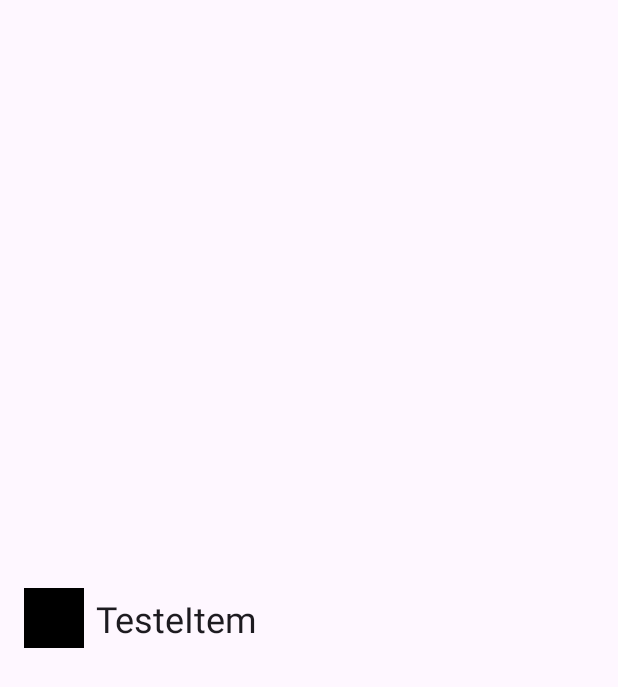
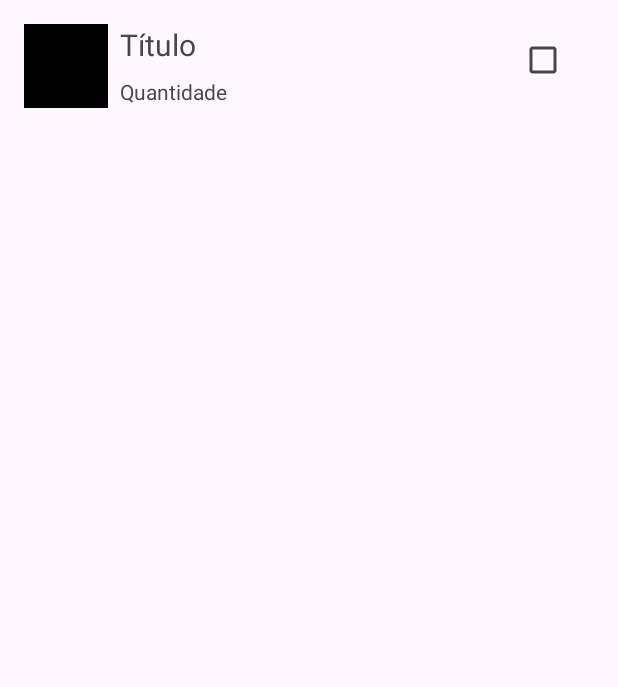
Before and after one commit to C-Vieira/AppListaDeCompras, an Android app: the layout shopping_list_item_preview.xml on its own in the app's theme, with its tools: preview values and no code run, on a phone screen of 412 x 824 dp. Shown: the top 687 px of the screen. Run offline under Robolectric (Android 15) with nearby library versions, the phone set to English and light mode, and no system bars.

Commit message:
Tela Adicionar Item e Spinners

```diff
--- a/app/src/main/AndroidManifest.xml
+++ b/app/src/main/AndroidManifest.xml
@@ -29,6 +29,7 @@
         <activity android:name=".ListHomeActivity" />
         <activity android:name=".ListAddActivity" />
         <activity android:name=".ListItemsActivity" />
+        <activity android:name=".ListItemAddActivity" />
 
     </application>
 
--- a/app/src/main/res/layout/shopping_list_item_preview.xml
+++ b/app/src/main/res/layout/shopping_list_item_preview.xml
@@ -8,29 +8,55 @@
 
     <ImageView
         android:id="@+id/list_item_image_view"
-        android:layout_width="40dp"
-        android:layout_height="40dp"
-        android:layout_marginTop="8dp"
-        android:layout_marginBottom="8dp"
+        android:layout_width="56dp"
+        android:layout_height="56dp"
+        android:layout_marginTop="16dp"
+        android:layout_marginBottom="16dp"
         android:layout_marginStart="16dp"
         android:layout_marginEnd="16dp"
         android:src="@color/black"
-        app:layout_constraintBottom_toBottomOf="parent"
+
+        app:layout_constraintTop_toTopOf="parent"
         app:layout_constraintEnd_toStartOf="@+id/list_item_name"
         app:layout_constraintStart_toStartOf="parent"
-        app:layout_constraintTop_toTopOf="parent"
+
         />
 
     <TextView
         android:id="@+id/list_item_name"
         android:layout_width="wrap_content"
         android:layout_height="wrap_content"
-        android:layout_margin="8dp"
-        android:textAppearance="?attr/textAppearanceHeadline5"
-        app:layout_constraintBottom_toBottomOf="parent"
+        android:layout_marginTop="16dp"
+        android:layout_marginStart="8dp"
+        android:textSize="20sp"
+        android:text="Título"
+
+        app:layout_constraintTop_toTopOf="parent"
         app:layout_constraintStart_toEndOf="@+id/list_item_image_view"
+        />
+
+    <TextView
+        android:id="@+id/list_item_amount"
+        android:layout_width="wrap_content"
+        android:layout_height="wrap_content"
+        android:layout_marginTop="8dp"
+        android:layout_marginStart="8dp"
+        android:text="Quantidade"
+
+        app:layout_constraintTop_toBottomOf="@id/list_item_name"
+        app:layout_constraintStart_toEndOf="@id/list_item_image_view"
+        />
+
+    <CheckBox
+        android:layout_width="wrap_content"
+        android:layout_height="wrap_content"
+        android:layout_marginTop="16dp"
+        android:layout_marginStart="320dp"
+        android:layout_marginEnd="8dp"
+
         app:layout_constraintTop_toTopOf="parent"
-        android:text="TesteItem"
+        app:layout_constraintRight_toRightOf="parent"
+        app:layout_constraintLeft_toLeftOf="parent"
         />
 
 </androidx.constraintlayout.widget.ConstraintLayout>
```
Also changed, not shown: app/src/main/java/com/example/applistadecompras/ListItemAddActivity.kt (added, +55 -0 lines), app/src/main/java/com/example/applistadecompras/ListItemsActivity.kt (+7 -0 lines), app/src/main/res/layout/list_item_add_view.xml (added, +137 -0 lines), app/src/main/res/values/list_item_category_array.xml (added, +8 -0 lines), app/src/main/res/values/list_item_unit_array.xml (added, +8 -0 lines).
